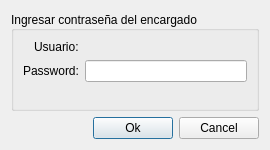
Qt form src/ui/FormContrasenaEncargado.ui (guilleurrutia10/division-transporte) before a commit.
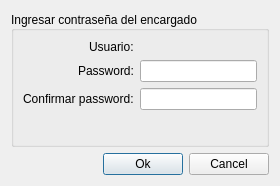
The same form after that commit. Icons and pictures are not drawn.

Commit message: Trabajo parcial cambiar encargado

Patch:
```diff
--- a/src/ui/FormContrasenaEncargado.ui
+++ b/src/ui/FormContrasenaEncargado.ui
@@ -9,8 +9,8 @@
    <rect>
     <x>0</x>
     <y>0</y>
-    <width>270</width>
-    <height>150</height>
+    <width>280</width>
+    <height>186</height>
    </rect>
   </property>
   <property name="sizePolicy">
@@ -22,13 +22,13 @@
   <property name="minimumSize">
    <size>
     <width>270</width>
-    <height>150</height>
+    <height>166</height>
    </size>
   </property>
   <property name="maximumSize">
    <size>
     <width>280</width>
-    <height>152</height>
+    <height>186</height>
    </size>
   </property>
   <property name="windowTitle">
@@ -61,6 +61,13 @@
         </property>
        </widget>
       </item>
+      <item row="0" column="1">
+       <widget class="QLabel" name="label_nombreUsrEncargado">
+        <property name="text">
+         <string/>
+        </property>
+       </widget>
+      </item>
       <item row="1" column="0">
        <widget class="QLabel" name="label_3">
         <property name="text">
@@ -69,13 +76,44 @@
        </widget>
       </item>
       <item row="1" column="1">
-       <widget class="QLineEdit" name="linePassword"/>
+       <widget class="QLineEdit" name="lineEditPassword">
+        <property name="echoMode">
+         <enum>QLineEdit::Password</enum>
+        </property>
+       </widget>
       </item>
-      <item row="0" column="1">
-       <widget class="QLabel" name="label_nombreUsrEncargado">
+      <item row="2" column="0">
+       <widget class="QLabel" name="label_2">
+        <property name="text">
+         <string>Confirmar password:</string>
+        </property>
+       </widget>
+      </item>
+      <item row="2" column="1">
+       <widget class="QLineEdit" name="lineEditPassword2">
+        <property name="echoMode">
+         <enum>QLineEdit::Password</enum>
+        </property>
+       </widget>
+      </item>
+      <item row="3" column="0" colspan="2">
+       <widget class="QLabel" name="labelMsgError">
+        <property name="font">
+         <font>
+          <weight>75</weight>
+          <italic>true</italic>
+          <bold>true</bold>
+         </font>
+        </property>
+        <property name="layoutDirection">
+         <enum>Qt::LeftToRight</enum>
+        </property>
         <property name="text">
          <string/>
         </property>
+        <property name="alignment">
+         <set>Qt::AlignLeading|Qt::AlignLeft|Qt::AlignVCenter</set>
+        </property>
        </widget>
       </item>
      </layout>
```
The commit also changes 9 other files.
